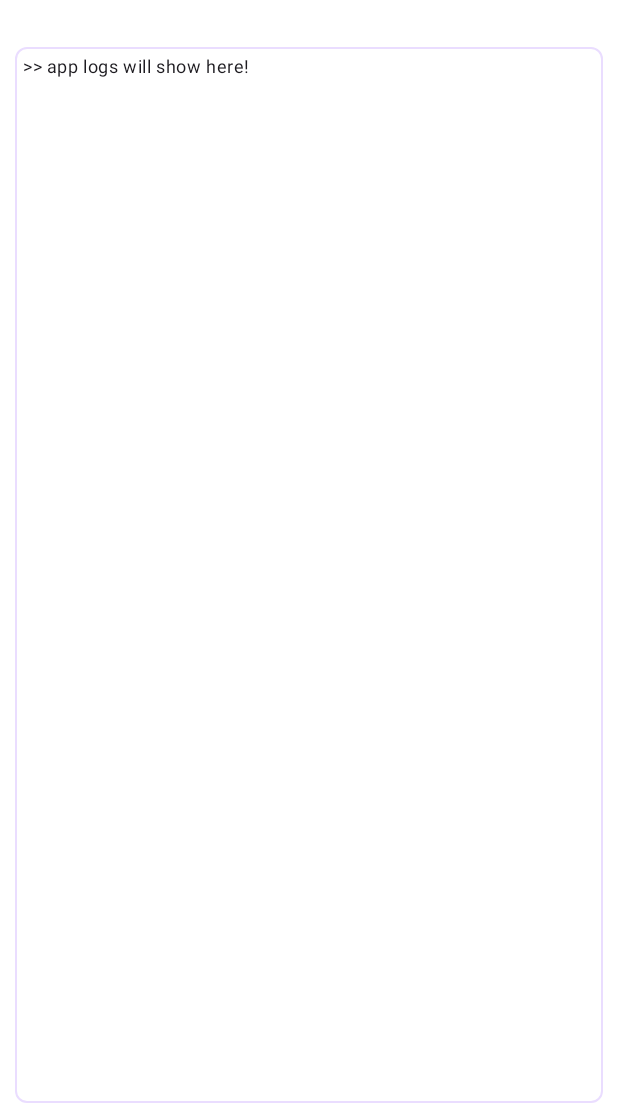
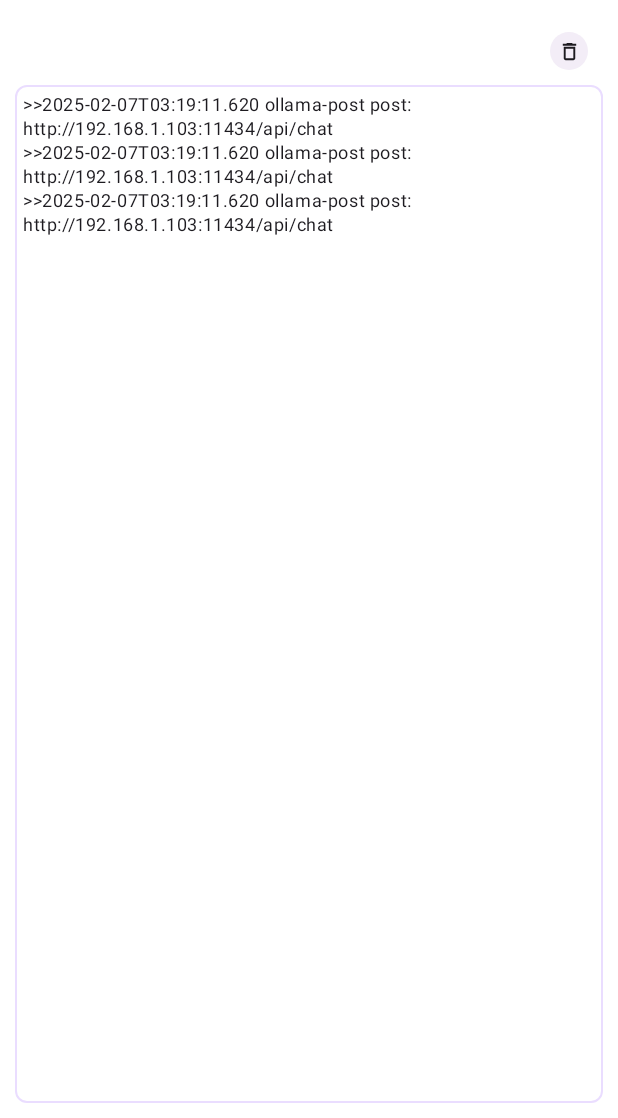
Before and after one commit to mu54omd/u-llama, an Android app built with Jetpack Compose: the @Preview function LogScreenPreview, on a phone screen of 412 x 824 dp, the part 118-1236 px from its top. Run offline under Robolectric (Android 15) with nearby library versions, the light colour scheme and no system bars; our stand-ins replace Room's generated code.

Commit message:
add log functionality (insert and delete) to repository

```diff
--- a/app/src/main/java/com/example/ollamaui/domain/model/LogModel.kt
+++ b/app/src/main/java/com/example/ollamaui/domain/model/LogModel.kt
@@ -11,3 +11,12 @@ data class LogModel(
     val type: String,
     val content: String,
 )
+
+object DumbLogModel{
+    val dumb = LogModel(
+        logId = 0,
+        date = "2025-02-07T03:19:11.620",
+        type = "ollama-post",
+        content = "post: http://192.168.1.103:11434/api/chat"
+    )
+}
--- a/app/src/main/java/com/example/ollamaui/ui/screen/log/LogScreen.kt
+++ b/app/src/main/java/com/example/ollamaui/ui/screen/log/LogScreen.kt
@@ -16,28 +16,36 @@ import androidx.compose.foundation.layout.height
 import androidx.compose.foundation.layout.padding
 import androidx.compose.foundation.layout.size
 import androidx.compose.foundation.layout.width
+import androidx.compose.foundation.layout.wrapContentSize
+import androidx.compose.foundation.rememberScrollState
 import androidx.compose.foundation.text.BasicTextField
-import androidx.compose.material3.Icon
+import androidx.compose.foundation.verticalScroll
 import androidx.compose.material3.MaterialTheme
-import androidx.compose.material3.OutlinedTextField
 import androidx.compose.material3.Text
 import androidx.compose.runtime.Composable
+import androidx.compose.runtime.getValue
+import androidx.compose.runtime.mutableStateOf
+import androidx.compose.runtime.remember
 import androidx.compose.ui.Alignment
 import androidx.compose.ui.Modifier
 import androidx.compose.ui.graphics.Color
 import androidx.compose.ui.res.painterResource
-import androidx.compose.ui.text.TextStyle
 import androidx.compose.ui.text.font.FontWeight
+import androidx.compose.ui.text.style.TextAlign
 import androidx.compose.ui.tooling.preview.Preview
 import androidx.compose.ui.unit.dp
 import com.example.ollamaui.BuildConfig
 import com.example.ollamaui.R
+import com.example.ollamaui.domain.model.DumbLogModel
+import com.example.ollamaui.domain.model.LogModel
+import com.example.ollamaui.ui.screen.common.CustomButton
 import com.example.ollamaui.ui.theme.OllamaUITheme
 import com.example.ollamaui.utils.Constants.TOP_BAR_HEIGHT
-import kotlin.math.sin
 
 @Composable
 fun LogScreen(
+    logs: List<LogModel>,
+    onClearLogClick: () -> Unit,
     onBackClick: () -> Unit,
 ) {
     Column(
@@ -74,8 +82,22 @@ fun LogScreen(
                 )
             }
         }
+        Row(
+            verticalAlignment = Alignment.CenterVertically,
+            horizontalArrangement = Arrangement.End,
+            modifier = Modifier.fillMaxWidth().padding(start = 20.dp, end = 20.dp)
+        ) {
+            CustomButton(
+                description = "Clear Log",
+                iconSize = 15,
+                icon = R.drawable.baseline_delete_outline_24,
+                onButtonClick = {
+                    onClearLogClick()
+                }
+            )
+        }
         BasicTextField(
-                value = ">> app logs will show here!",
+            value = logs.joinToString("\n") { ">>" + it.date + " " + it.type + " " + it.content },
             onValueChange = {},
             readOnly = true,
             modifier = Modifier
@@ -91,7 +113,8 @@ fun LogScreen(
                 )
                 .fillMaxWidth()
                 .fillMaxHeight()
-                    .padding(5.dp),
+                .padding(5.dp)
+                .verticalScroll(state = rememberScrollState()),
             textStyle = MaterialTheme.typography.bodySmall.copy(
                 color = MaterialTheme.colorScheme.onSurface,
             )
@@ -106,8 +129,10 @@ fun LogScreen(
 @Composable
 private fun LogScreenPreview() {
     OllamaUITheme {
-        LogScreen {
-
+        LogScreen(
+            logs = listOf(DumbLogModel.dumb, DumbLogModel.dumb, DumbLogModel.dumb),
+            onClearLogClick = {},
+            onBackClick = {}
+        )
     }
 }
-}
```
Also changed, not shown: app/src/main/java/com/example/ollamaui/activity/MainViewModel.kt (+87 -1 lines), app/src/main/java/com/example/ollamaui/ui/screen/chat/ChatViewModel.kt (+21 -2 lines), app/src/main/java/com/example/ollamaui/ui/screen/log/LogViewModel.kt (added, +29 -0 lines), app/src/main/java/com/example/ollamaui/ui/screen/nav/AppNavigation.kt (+9 -0 lines). Lines whose indentation alone changed are shown as unchanged.
